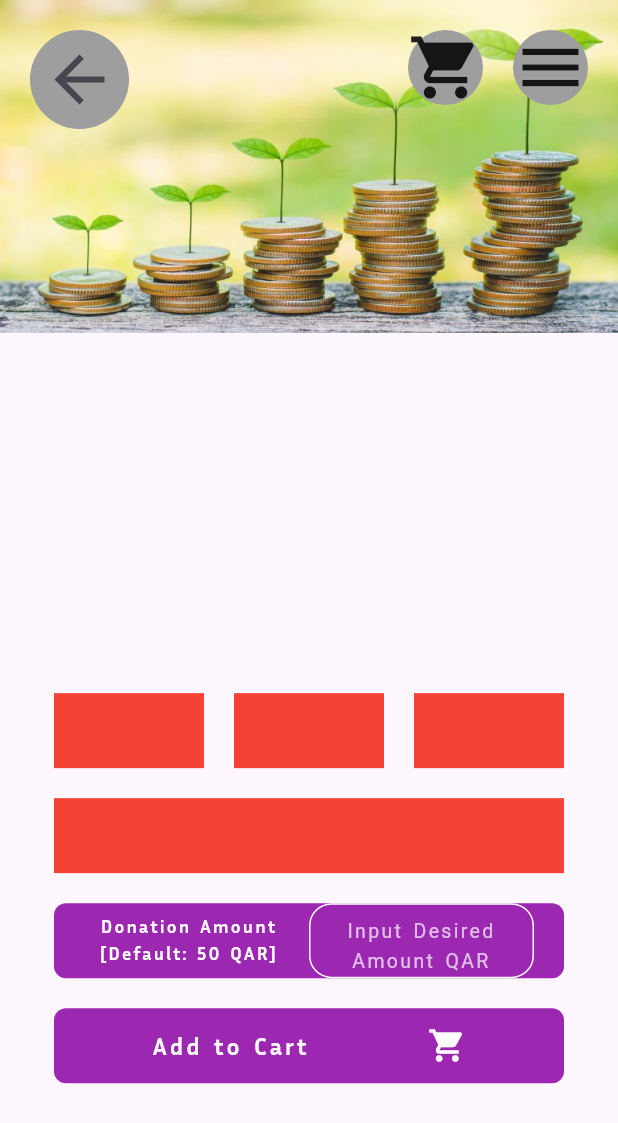
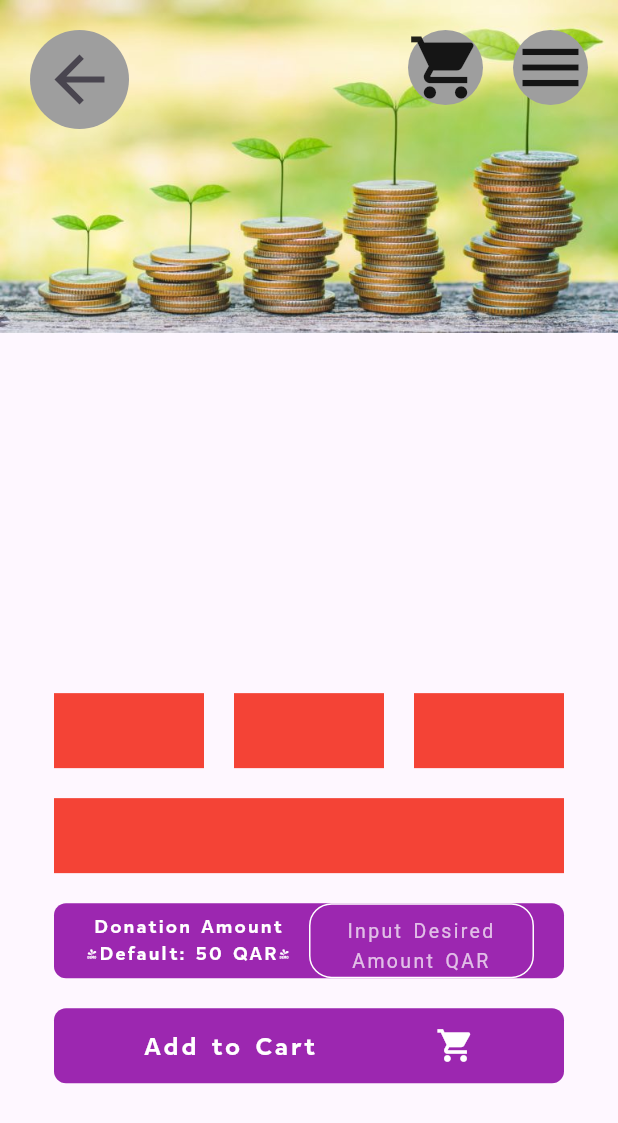
Before and after one commit to VisionForAll-QRCS/QRCS-flutter-app, a Flutter app: the screen it shows after launch, on a phone screen of 412 x 824 dp. Shown: the top 1123 px of the screen. Run offline on Flutter 3.47's test engine with Material 3 defaults, Android fonts, the phone set to English and light mode, and no system bars; missing offline and left inert: accessibility_tools.

Commit message:
Added the updated Intersans font

```diff
--- a/lib/main.dart
+++ b/lib/main.dart
@@ -77,7 +77,7 @@
                             child: Text(
                               "Donation Amount [Default: 50 QAR]",
                               style: TextStyle(
-                                fontFamily: 'InriaSans',
+                                fontFamily: 'Intersans',
                                 color: Colors.white,
                                 fontSize: 12,
                                 fontWeight: FontWeight.bold,
@@ -144,7 +144,7 @@
                               Text(
                                 "Add to Cart",
                                 style: TextStyle(
-                                  fontFamily: 'InriaSans',
+                                  fontFamily: 'Intersans',
                                   color: Colors.white,
                                   fontSize: 16,
                                   fontWeight: FontWeight.bold,
--- a/pubspec.yaml
+++ b/pubspec.yaml
@@ -64,9 +64,9 @@ flutter:
     #   - images/a_dot_ham.jpeg
 
   fonts:
-    - family: InriaSans
+    - family: Intersans
       fonts:
-        - asset: assets/fonts/InriaSans-Bold.otf
+        - asset: assets/fonts/Intersans-bold.otf
   # An image asset can refer to one or more resolution-specific "variants", see
   # https://flutter.dev/to/resolution-aware-images
 
```
Also changed, not shown: assets/fonts/Intersans-bold.otf (added).
